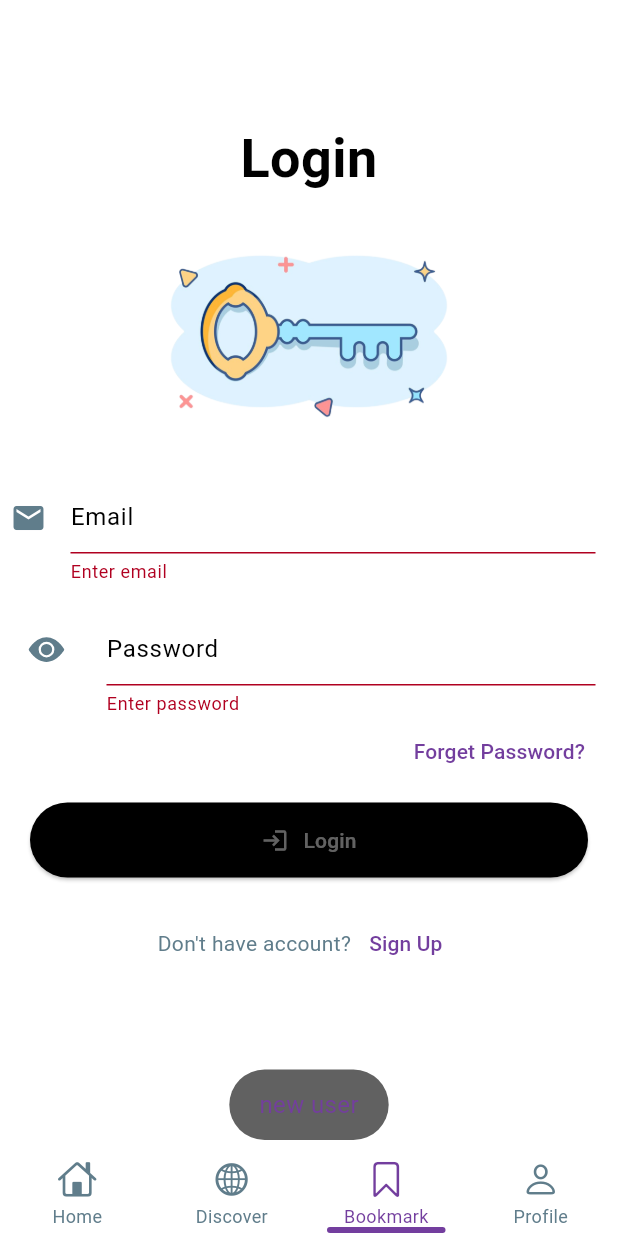
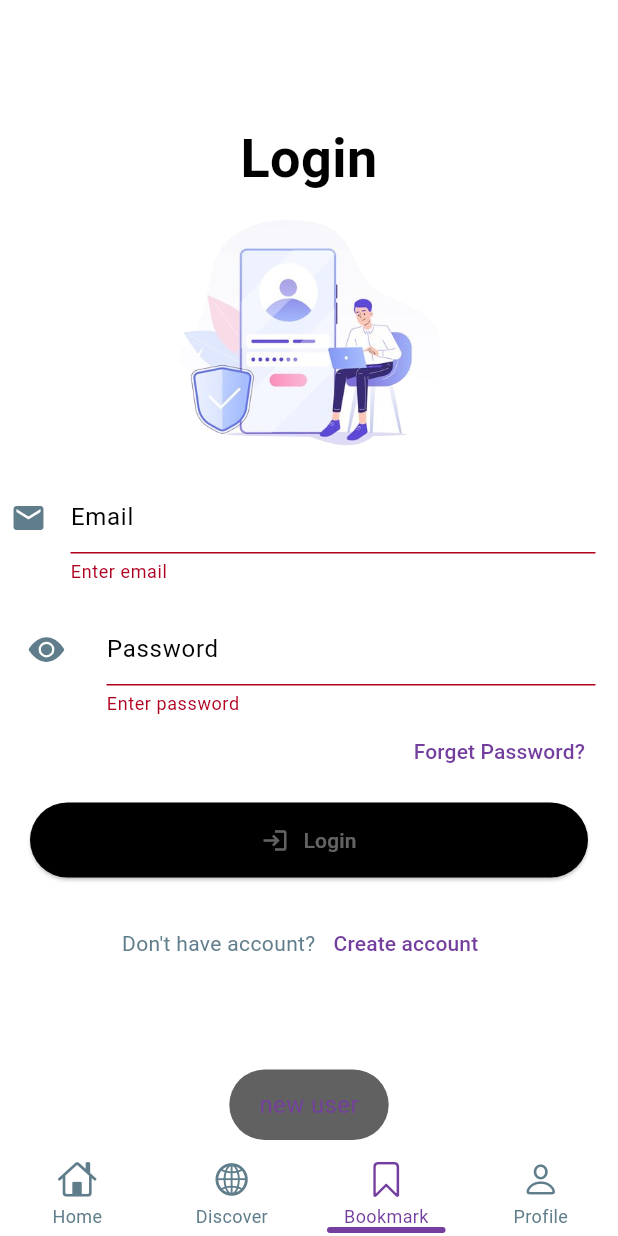
Before and after one commit to Shashank-Sahu8/News-App, a Flutter app: the screen it shows after launch, item 3 of the bottom bar chosen, after a tap on "Login", on a phone screen of 412 x 824 dp. Run offline on Flutter 3.47's test engine with Material 3 defaults, Android fonts, the phone set to English and light mode, and no system bars; drawn by our look-alikes of persistent_bottom_nav_bar; our stand-ins replace awesome_dialog, carousel_slider, cloud_firestore, firebase_auth, firebase_core, firebase_storage and 11 more; missing offline and left inert: animated_typing, flutter_animated_loadingkit, open_share_plus; accounts and stored records are empty; network calls fail.

Commit message:
News App

```diff
--- a/lib/Bottom nav/home.dart
+++ b/lib/Bottom nav/home.dart
@@ -265,7 +265,14 @@ class _homeState extends State<home> {
                     ),
                   ) ;
                 }
-            )
+            ),
+            Padding(
+              padding: const EdgeInsets.all(8.0),
+              child: Row(
+                mainAxisAlignment: MainAxisAlignment.center,
+                children: [IconButton(onPressed: (){Navigator.push(context, MaterialPageRoute(builder: (context)=>morerecomendations()));}, icon: Icon(FontAwesome.arrows_rotate))],),
+            ),
+            SizedBox(height: 20,)
 
 
           ],
--- a/lib/auth/login.dart
+++ b/lib/auth/login.dart
@@ -54,7 +54,7 @@ class _loginState extends State<login> {
     utils().toastmess("new user");
   }
 
-  ad()async{utils().toastmess("doe");
+  ad()async{Fluttertoast.showToast(msg: "Successful Login");
   print("no user");
   await FirebaseFirestore.instance.collection('test').doc(uid).set({'ClassName':emailcontroller.text.toString(),'ClassId':password.text.toString()});
   utils().toastmess("new user");
@@ -73,9 +73,9 @@ class _loginState extends State<login> {
             children: [
               SizedBox(height: 80,),
               Text("Login",textAlign: TextAlign.center,style: TextStyle(fontSize: 36,fontWeight: FontWeight.w700,color: Theme.of(context).colorScheme.onPrimaryContainer),),
-              SizedBox(height: 30,),
-              Container(height:120,child: Image.asset('assets/ioio-removebg-preview.png',fit: BoxFit.cover,)),
-              SizedBox(height: 40,),
+              SizedBox(height: 10,),
+              Container(height:170,child: Image.asset('assets/lologin_image-removebg-preview.png',fit: BoxFit.cover,)),
+              SizedBox(height: 10,),
               Form(
                   key: _formfield,
                   child: Padding(
@@ -149,7 +149,7 @@ class _loginState extends State<login> {
               Row(mainAxisAlignment: MainAxisAlignment.center,
                 children: [
                   Text("Don't have account?",style: TextStyle(color: Colors.blueGrey),),
-                  TextButton(onPressed: (){Navigator.push(context, MaterialPageRoute(builder: (context)=>signup()));}, child: Text("Sign Up",style: TextStyle(color: Theme.of(context).colorScheme.tertiary),))
+                  TextButton(onPressed: (){Navigator.push(context, MaterialPageRoute(builder: (context)=>signup()));}, child: Text("Create account",style: TextStyle(color: Theme.of(context).colorScheme.tertiary),))
                 ],
               )
             ],
```
Also changed, not shown: lib/Bottom nav/discover.dart (+40 -5 lines), assets/lologin_image-removebg-preview.png (added).
